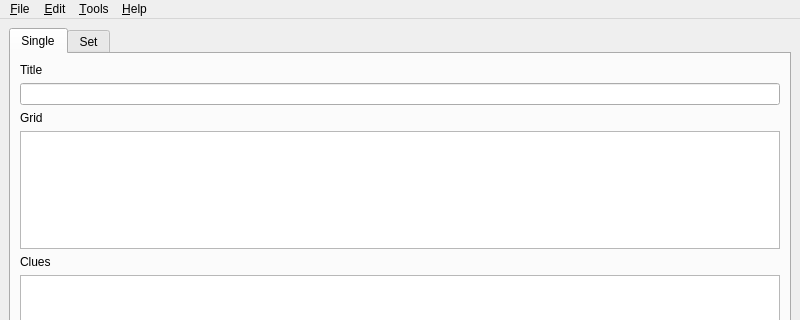
First picture: the form in four_letter_blocks/main_window.ui, repository donkirkby/four-letter-blocks, before the edit; both pictures show x 0 to 800 and y 0 to 320 of the 800 by 600 pixel window.
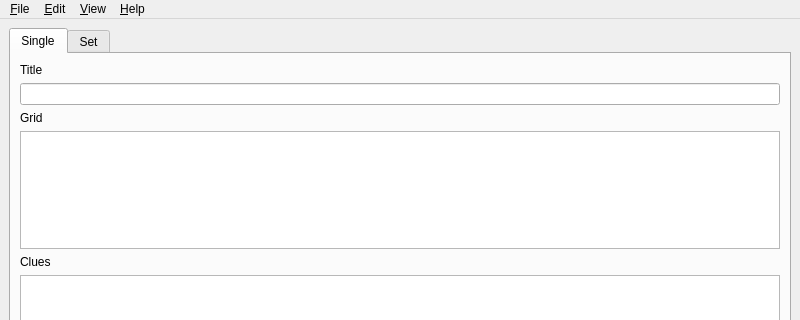
Second picture: the form after the edit. Custom widgets are drawn as their Qt base class.

The edit to the form file:
```diff
--- a/four_letter_blocks/main_window.ui
+++ b/four_letter_blocks/main_window.ui
@@ -172,15 +172,15 @@
     </property>
     <addaction name="shuffle_action"/>
    </widget>
-   <widget class="QMenu" name="tools_menu">
+   <widget class="QMenu" name="view_menu">
     <property name="title">
-     <string>&amp;Tools</string>
+     <string>&amp;View</string>
     </property>
     <addaction name="options_action"/>
    </widget>
    <addaction name="file_menu"/>
    <addaction name="edit_menu"/>
-   <addaction name="tools_menu"/>
+   <addaction name="view_menu"/>
    <addaction name="help_menu"/>
   </widget>
   <widget class="QStatusBar" name="statusbar"/>
```
Left out of the diff: 33 changed lines with no effect on the pictures.
